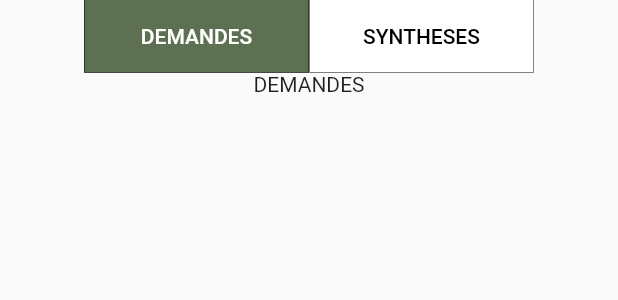
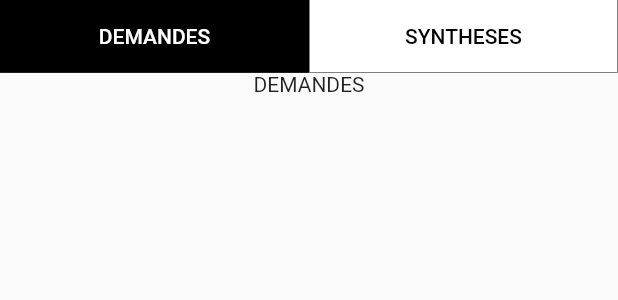
Before and after one commit to khalilkrm/StudentsForStudentsMobile, a Flutter app: the HomeContent widget shown alone on an empty page, opened directly, on a phone screen of 412 x 824 dp. Shown: the top 300 px of the screen. Run offline on Flutter 3.47's test engine with Material 2 defaults, Android fonts, the phone set to English and light mode, and no system bars; our stand-ins replace google_fonts, google_sign_in, logger, syncfusion_flutter_calendar; missing offline and left inert: icalendar_parser, syncfusion_localizations; accounts and stored records are empty; generated files the repository leaves out were written again.

Commit message:
MODIFY: modif du style

```diff
--- a/lib/views/organisms/screen_content.dart
+++ b/lib/views/organisms/screen_content.dart
@@ -13,9 +13,6 @@ class ScreenContent extends StatelessWidget {
       width: double.infinity,
       child: SingleChildScrollView(
         physics: const AlwaysScrollableScrollPhysics(),
-        padding: const EdgeInsets.symmetric(
-          horizontal: 50.0,
-        ),
         child: Column(
           children: <Widget>[
             ..._children,
--- a/lib/views/templates/home_content.dart
+++ b/lib/views/templates/home_content.dart
@@ -13,6 +13,8 @@ class HomeContent extends StatefulWidget {
 class _HomeContentState extends State<HomeContent> {
   @override
   Widget build(BuildContext context) {
+    final double width = MediaQuery.of(context).size.width;
+
     return ScreenContent(children: [
       Consumer<HomeStore>(
           builder: (context, store, child) => Column(
@@ -21,10 +23,10 @@ class _HomeContentState extends State<HomeContent> {
                     mainAxisAlignment: MainAxisAlignment.center,
                     children: [
                       Container(
-                        width: 150,
+                        width: width / 2,
                         decoration: BoxDecoration(
                           color: store.mode
-                              ? const Color(0xFF5D7052)
+                              ? Colors.black
                               : Colors.white,
                           border: const Border(
                             left:
@@ -44,10 +46,10 @@ class _HomeContentState extends State<HomeContent> {
                                         : Colors.black))),
                       ),
                       Container(
-                        width: 150,
+                        width: width / 2,
                         decoration: BoxDecoration(
                           color: !store.mode
-                              ? const Color(0xFF5D7052)
+                              ? Colors.black
                               : Colors.white,
                           border: const Border(
                             left:
```
Also changed, not shown: lib/views/pages/authentication_page.dart (+14 -16 lines), lib/views/templates/request_content.dart (+9 -4 lines).
